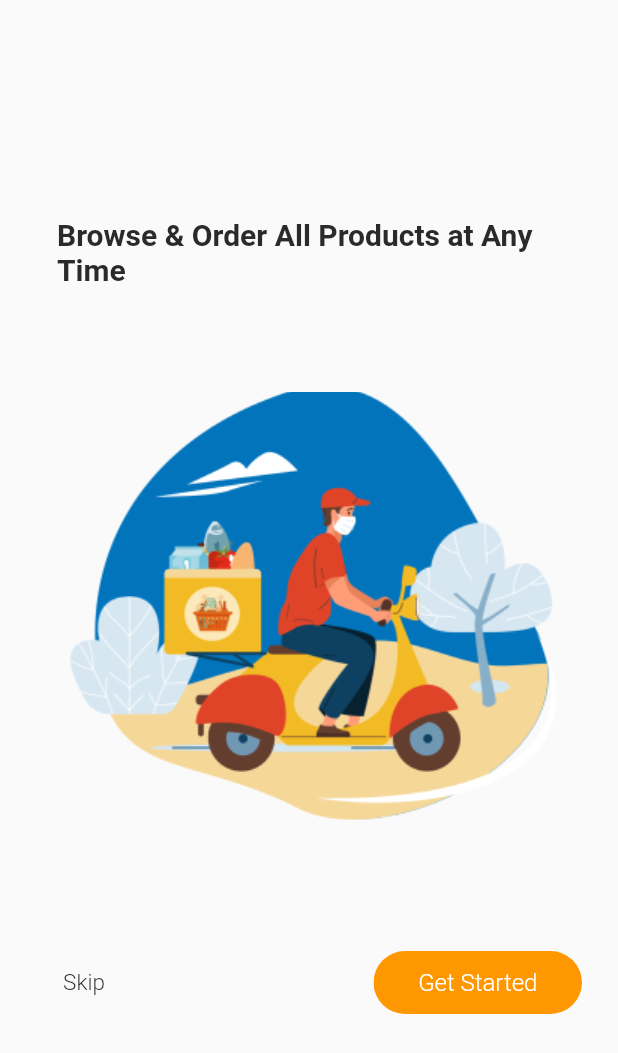
After one commit to miaodongCoder/QuickStart, a Flutter app: the WelcomePage screen opened directly, on a phone screen of 412 x 824 dp. The commit adds this screen. Shown: the top 1053 px of the screen. Run offline on Flutter 3.47's test engine with Material 2 defaults, Android fonts, the phone set to English and light mode, and no system bars.

Commit message:
提交欢迎页的代码样式; UI的布局更完善;

```diff
--- a/lib/common/asstes.dart
+++ b/lib/common/asstes.dart
@@ -1,3 +1,4 @@
 class AssetsImages {
   static const logoPng = 'assets/images/logo.png';
+  static const welcomePng = 'assets/images/welcome.png';
 }
--- a/lib/main.dart
+++ b/lib/main.dart
@@ -1,5 +1,6 @@
 import 'package:flutter/material.dart';
 import 'package:quickstart/pages/splash.dart';
+import 'package:quickstart/pages/welcome.dart';
 
 void main(List<String> args) {
   runApp(const MyApp());
@@ -10,9 +11,10 @@ class MyApp extends StatelessWidget {
 
   @override
   Widget build(BuildContext context) {
-    return const MaterialApp(
+    return MaterialApp(
       debugShowCheckedModeBanner: false,
-      home: Scaffold(
+      theme: ThemeData(primarySwatch: Colors.orange),
+      home: const Scaffold(
         body: SplashPage(),
       ),
     );
--- a/lib/pages/splash.dart
+++ b/lib/pages/splash.dart
@@ -1,8 +1,9 @@
-// ignore_for_file: avoid_print
+// ignore_for_file: avoid_print, use_build_context_synchronously
 
 import 'package:flutter/material.dart';
 import 'package:quickstart/common/app_colors.dart';
 import 'package:quickstart/common/asstes.dart';
+import 'package:quickstart/pages/welcome.dart';
 
 class SplashPage extends StatefulWidget {
   const SplashPage({super.key});
@@ -28,6 +29,12 @@ class _SplashPageState extends State<SplashPage> {
 
       if (number == 0) {
         print("倒计时结束!");
+        Navigator.pushReplacement(
+          context,
+          MaterialPageRoute(
+            builder: (context) => const WelcomePage(),
+          ),
+        );
       }
     }
   }
--- /dev/null
+++ b/lib/pages/welcome.dart
@@ -0,0 +1,108 @@
+// ignore_for_file: avoid_print
+
+import 'package:flutter/material.dart';
+import 'package:quickstart/common/asstes.dart';
+
+class WelcomePage extends StatelessWidget {
+  const WelcomePage({super.key});
+
+  @override
+  Widget build(BuildContext context) {
+    return Scaffold(
+      body: Center(
+        child: _buildView(),
+      ),
+    );
+  }
+
+  Widget _buildView() {
+    return Column(
+      mainAxisAlignment: MainAxisAlignment.center,
+      children: [
+        const SizedBox(height: 50),
+        _buildTitle(),
+        const SizedBox(height: 70),
+        _buildImage(),
+        const SizedBox(height: 70),
+        _buildButton(),
+        const SizedBox(height: 50),
+      ],
+    );
+  }
+
+  Widget _buildTitle() {
+    return const Padding(
+      padding: EdgeInsets.symmetric(horizontal: 38.0),
+      child: Text(
+        "Browse & Order All Products at Any Time",
+        textAlign: TextAlign.start,
+        style: TextStyle(
+          fontSize: 20,
+          fontWeight: FontWeight.bold,
+          color: Color(0xff2B2A2A),
+        ),
+      ),
+    );
+  }
+
+  Widget _buildImage() {
+    return Image.asset(
+      AssetsImages.welcomePng,
+      height: 300,
+      width: double.infinity,
+      fit: BoxFit.none,
+    );
+  }
+
+  Widget _buildButton() {
+    return Padding(
+      padding: const EdgeInsets.symmetric(
+        horizontal: 24,
+      ),
+      child: Row(
+        mainAxisAlignment: MainAxisAlignment.spaceBetween,
+        children: [
+          TextButton(
+            onPressed: () {
+              print("跳过!");
+            },
+            child: const Text(
+              "Skip",
+              style: TextStyle(
+                fontSize: 15,
+                fontWeight: FontWeight.w300,
+                color: Color(0xff2B2A2A),
+              ),
+            ),
+          ),
+          Container(
+            width: 139,
+            height: 42,
+            // 允许容器被裁减:
+            clipBehavior: Clip.antiAlias,
+            decoration: BoxDecoration(
+              borderRadius: BorderRadius.circular(32),
+            ),
+            child: ElevatedButton(
+              onPressed: () {
+                print("开始!");
+              },
+              style: ButtonStyle(
+                elevation: MaterialStateProperty.all(0),
+                minimumSize: MaterialStateProperty.all(Size.zero),
+              ),
+              child: const Text(
+                "Get Started",
+                style: TextStyle(
+                  fontSize: 16,
+                  fontWeight: FontWeight.w300,
+                  color: Colors.white,
+                ),
+              ),
+            ),
+          ),
+        ],
+      ),
+    );
+  }
+}
```
